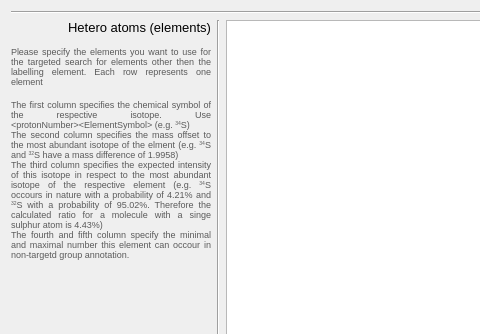
The window that mePyGuis/guis/heteroAtomEditor.ui (chrboku/MetExtract-II) describes before a commit, drawn with Qt 5; both pictures show x 0 to 480 and y 0 to 334 of the 765 by 474 pixel window.
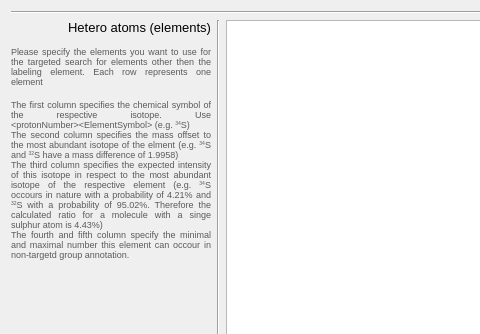
The same window after the commit.

```diff
--- a/mePyGuis/guis/heteroAtomEditor.ui
+++ b/mePyGuis/guis/heteroAtomEditor.ui
@@ -69,7 +69,7 @@
 font: 7pt;</string>
          </property>
          <property name="text">
-          <string>&lt;html&gt;&lt;head/&gt;&lt;body&gt;&lt;p&gt;Please specify the elements you want to use for the targeted search for elements other then the labelling element. Each row represents one element&lt;/p&gt;&lt;p&gt;The first column specifies the chemical symbol of the respective isotope. Use &amp;lt;protonNumber&amp;gt;&amp;lt;ElementSymbol&amp;gt; (e.g. &lt;sup&gt;34&lt;/sup&gt;S)&lt;br/&gt;The second column specifies the mass offset to the most abundant isotope of the elment (e.g.  &lt;sup&gt;34&lt;/sup&gt;S and  &lt;sup&gt;32&lt;/sup&gt;S have a mass difference of 1.9958)&lt;br/&gt;The third column specifies the expected intensity of this isotope in respect to the most abundant isotope of the respective element (e.g.  &lt;sup&gt;34&lt;/sup&gt;S occours in nature with a probability of 4.21% and  &lt;sup&gt;32&lt;/sup&gt;S with a probability of 95.02%. Therefore the calculated ratio for a molecule with a singe sulphur atom is 4.43%)&lt;br/&gt;The fourth and fifth column specify the minimal and maximal number this element can occour in non-targetd group annotation. &lt;/p&gt;&lt;/body&gt;&lt;/html&gt;</string>
+          <string>&lt;html&gt;&lt;head/&gt;&lt;body&gt;&lt;p&gt;Please specify the elements you want to use for the targeted search for elements other then the labeling element. Each row represents one element&lt;/p&gt;&lt;p&gt;The first column specifies the chemical symbol of the respective isotope. Use &amp;lt;protonNumber&amp;gt;&amp;lt;ElementSymbol&amp;gt; (e.g. &lt;sup&gt;34&lt;/sup&gt;S)&lt;br/&gt;The second column specifies the mass offset to the most abundant isotope of the elment (e.g.  &lt;sup&gt;34&lt;/sup&gt;S and  &lt;sup&gt;32&lt;/sup&gt;S have a mass difference of 1.9958)&lt;br/&gt;The third column specifies the expected intensity of this isotope in respect to the most abundant isotope of the respective element (e.g.  &lt;sup&gt;34&lt;/sup&gt;S occours in nature with a probability of 4.21% and  &lt;sup&gt;32&lt;/sup&gt;S with a probability of 95.02%. Therefore the calculated ratio for a molecule with a singe sulphur atom is 4.43%)&lt;br/&gt;The fourth and fifth column specify the minimal and maximal number this element can occour in non-targetd group annotation. &lt;/p&gt;&lt;/body&gt;&lt;/html&gt;</string>
          </property>
          <property name="alignment">
           <set>Qt::AlignJustify|Qt::AlignVCenter</set>
```
